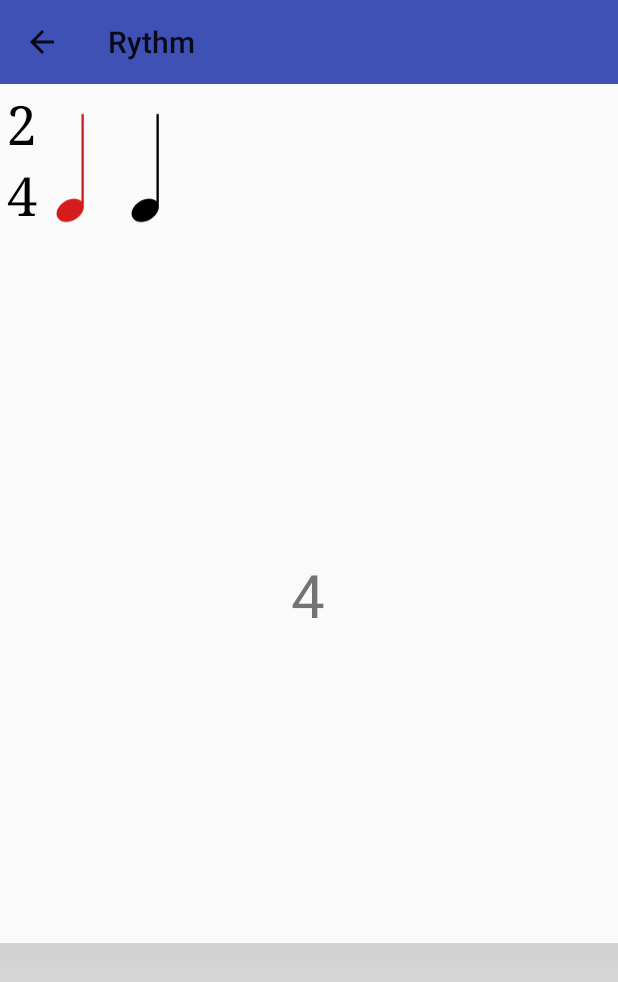
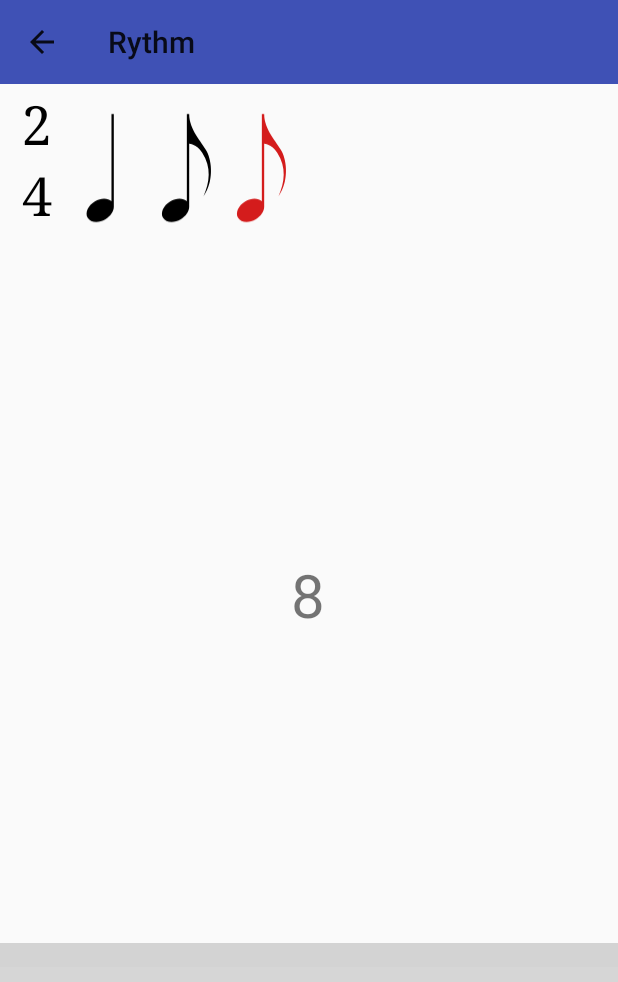
Before and after one commit to voodoos/RythmApp, an Android app: the TrainActivity screen opened directly, with no data from a screen before it, on a phone screen of 412 x 824 dp. Shown: the top 982 px of the screen. Run offline under Robolectric (Android 15) with nearby library versions, the phone set to English and light mode, and no system bars; 1 statement that could not run was skipped; grey boxes are pictures that could not be loaded.

Commit message:
Better render of main activity

```diff
--- a/app/src/main/java/fr/u31/rythm/AbstractMetronome.java
+++ b/app/src/main/java/fr/u31/rythm/AbstractMetronome.java
@@ -23,5 +23,5 @@ abstract class AbstractMetronome {
         mp.release();
     }
 
-    public abstract double tick();
+    public abstract double tick(boolean right);
 }
--- a/app/src/main/java/fr/u31/rythm/AbstractTrainActivity.java
+++ b/app/src/main/java/fr/u31/rythm/AbstractTrainActivity.java
@@ -50,8 +50,6 @@ public abstract class AbstractTrainActivity extends AppCompatActivity implements
         super.onCreate(savedInstanceState);
         setContentView(R.layout.activity_train);
 
-        // Adding listener to tapping surfaces :
-        findViewById(R.id.RightTap).setOnTouchListener(this);
 
         // The intent (used to get parameters from parent view) :
         Intent intent = getIntent();
@@ -83,18 +81,19 @@ public abstract class AbstractTrainActivity extends AppCompatActivity implements
 
         // Getting pointer to the rythm layout :
         l_right = (LinearLayout) findViewById(R.id.rl_rythm);
+        l_left = (LinearLayout) findViewById(R.id.rl_rythm_left);
         rightNotesViews = new ArrayList<>();
         leftNotesViews = new ArrayList<>();
 
         ArrayList<Integer> test = new ArrayList<>();
-        test.add(4);
-        test.add(4);
+        ArrayList<Integer> test2 = new ArrayList<>();
+        test2.add(4);
+        test2.add(4);
 
 
-        //test.add(4);
-        //test.add(8);
-
-        //test.add(8);
+        test.add(4);
+        test.add(8);
+        test.add(8);
 
         //test.add(4);
         //test.add(16);
@@ -105,7 +104,7 @@ public abstract class AbstractTrainActivity extends AppCompatActivity implements
 
         try {
             r_right = new Rythm(new Pair<>(2, 4), test);
-            if (dualHanded) {}
+            if (dualHanded) r_left = new Rythm(new Pair<>(2, 4), test2);
         } catch (BadRythmException e) {
             e.printStackTrace();
             Intent intent1 = new Intent(this, MainActivity.class);
@@ -113,8 +112,15 @@ public abstract class AbstractTrainActivity extends AppCompatActivity implements
         }
 
 
+        // Adding listener to tapping surfaces :
+        findViewById(R.id.RightTap).setOnTouchListener(this);
+
         drawRythm(r_right, rightNotesViews, l_right, this);
-        if (dualHanded) drawRythm(r_left, leftNotesViews, l_left, this);
+        if (dualHanded) {
+            drawRythm(r_left, leftNotesViews, l_left, this);
+            findViewById(R.id.LeftTap).setVisibility(View.VISIBLE);
+            findViewById(R.id.LeftTap).setOnTouchListener(this);
+        }
 
         newMetronomes();
     }
@@ -296,15 +302,20 @@ public abstract class AbstractTrainActivity extends AppCompatActivity implements
      *
      * @param id the id
      */
-    public void redNote(int id) {
+    public void redNote(int id, boolean right) {
+        ArrayList<ImageView> iws;
+
+        if(right) iws = rightNotesViews;
+        else iws = leftNotesViews;
+
         //Resetting all notes to black :
-        for (ImageView i: rightNotesViews) {
+        for (ImageView i: iws) {
             setViewNoteColor(i, Color.parseColor("#000000"));
         }
 
         // Actual note in red :
-        if (BuildConfig.DEBUG) Log.v(TAG, "id: " + id + "Viewid: " + rightNotesViews.get(id));
-        setViewNoteColor(rightNotesViews.get(id), Color.parseColor("#D41C1C"));
+        if (BuildConfig.DEBUG) Log.v(TAG, "id: " + id + "Viewid: " + iws.get(id));
+        setViewNoteColor(iws.get(id), Color.parseColor("#D41C1C"));
     }
 
     /* onCLick actions */
--- a/app/src/main/java/fr/u31/rythm/HumanMetronome.java
+++ b/app/src/main/java/fr/u31/rythm/HumanMetronome.java
@@ -30,7 +30,7 @@ public class HumanMetronome extends AbstractMetronome {
     }
 
     @Override
-    public double tick() {
+    public double tick(boolean right) {
         double ret = 0;
         long tapTime = System.currentTimeMillis();
 
@@ -54,7 +54,7 @@ public class HumanMetronome extends AbstractMetronome {
 
 
 
-        activity.redNote(r.index());
+        activity.redNote(r.index(), right);
 
         previousNote =  r.currentAndForward();
         previousTime = tapTime;
--- a/app/src/main/java/fr/u31/rythm/Metronome.java
+++ b/app/src/main/java/fr/u31/rythm/Metronome.java
@@ -25,7 +25,8 @@ class Metronome extends AbstractMetronome {
         this.r = r;
 
         timer = new Timer();
-        tick();
+        tick(true);
+        tick(false);
 
     }
 
@@ -50,7 +51,7 @@ class Metronome extends AbstractMetronome {
         timer.cancel();
     }
 
-    public double tick() {
+    public double tick(boolean right) {
         t++;
 
         // Fancy sound
@@ -61,7 +62,7 @@ class Metronome extends AbstractMetronome {
         if (BuildConfig.DEBUG) Log.v(TAG, "Duration: "+String.valueOf(duration));
 
         activity.setViewCounter(String.valueOf(duration));
-        activity.redNote(r.index());
+        activity.redNote(r.index(), right);
 
 
         if (BuildConfig.DEBUG) Log.v(TAG, "delay: "+String.valueOf(1./(double)duration));
--- a/app/src/main/java/fr/u31/rythm/PingMachine.java
+++ b/app/src/main/java/fr/u31/rythm/PingMachine.java
@@ -26,7 +26,7 @@ public class PingMachine extends AbstractMetronome {
         return new Rythm(unit, unit, al);
     }
     @Override
-    public double tick() {
+    public double tick(boolean right) {
         mp.start();
         return 0;
     }
--- a/app/src/main/java/fr/u31/rythm/TickTask.java
+++ b/app/src/main/java/fr/u31/rythm/TickTask.java
@@ -14,6 +14,6 @@ public class TickTask extends TimerTask {
     }
     @Override
     public void run() {
-        m.tick();
+        m.tick(true);
     }
 }
--- a/app/src/main/res/layout/activity_main.xml
+++ b/app/src/main/res/layout/activity_main.xml
@@ -41,9 +41,9 @@
         android:layout_marginStart="24dp"
         android:layout_marginTop="24dp"
         android:background="@drawable/roundborder"
+        android:elevation="2dp"
         android:onClick="start"
         android:orientation="horizontal"
-        android:paddingLeft="10dp"
         app:layout_constraintHorizontal_bias="0.0"
         app:layout_constraintLeft_toLeftOf="parent"
         app:layout_constraintRight_toRightOf="parent"
--- a/app/src/main/res/layout/activity_train.xml
+++ b/app/src/main/res/layout/activity_train.xml
@@ -53,9 +53,22 @@
         android:id="@+id/rl_rythm"
         android:layout_width="0dp"
         android:layout_height="100dp"
+        android:orientation="horizontal"
         app:layout_constraintLeft_toLeftOf="parent"
         app:layout_constraintRight_toRightOf="parent"
         app:layout_constraintTop_toBottomOf="@+id/toolbar">
+
+
+    </LinearLayout>
+
+    <LinearLayout
+        android:id="@+id/rl_rythm_left"
+        android:layout_width="0dp"
+        android:layout_height="100dp"
+        android:orientation="horizontal"
+        app:layout_constraintLeft_toLeftOf="parent"
+        app:layout_constraintRight_toRightOf="parent"
+        app:layout_constraintTop_toBottomOf="@+id/rl_rythm">
 
 
     </LinearLayout>
--- a/app/src/main/res/layout/signature.xml
+++ b/app/src/main/res/layout/signature.xml
@@ -6,6 +6,8 @@
     android:layout_alignParentLeft="true"
     android:layout_alignParentStart="true"
     android:layout_alignParentTop="true"
+    android:layout_marginLeft="10dp"
+    android:layout_marginRight="10dp"
     android:gravity="center_vertical|center_horizontal"
     android:orientation="vertical">
 
--- a/app/src/main/res/values/rythms.xml
+++ /dev/null
@@ -1,4 +0,0 @@
-<?xml version="1.0" encoding="utf-8"?>
-<resources>
-
-</resources>
```
Also changed, not shown: app/src/main/java/fr/u31/rythm/HumanTrainActivity.java (+6 -2 lines).
